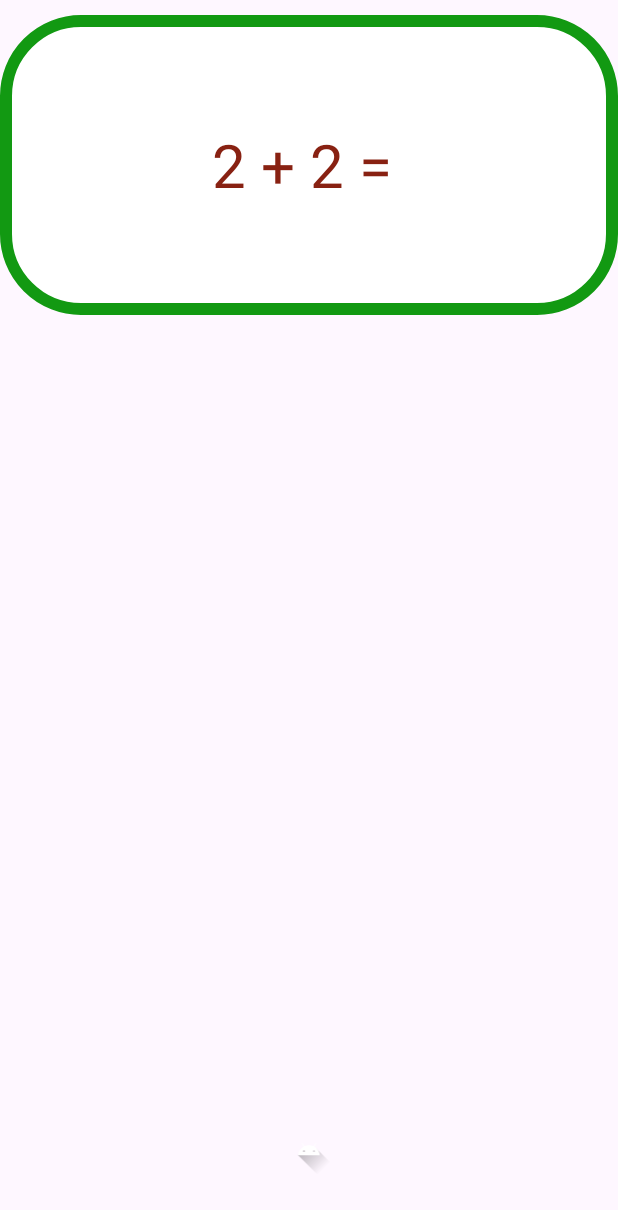
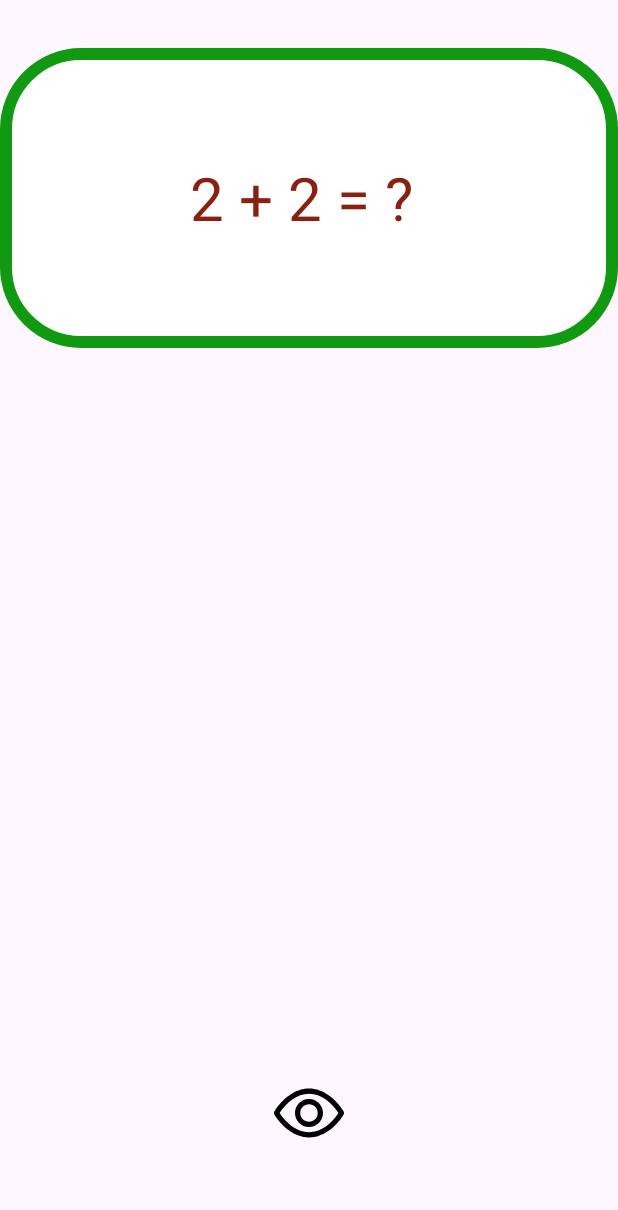
Before and after one commit to samm1735/FlashcardApp, an Android app: the screen it shows after launch (MainActivity), after a tap on an icon or button, on a phone screen of 412 x 824 dp. Shown: the top 1210 px of the screen. Run offline under Robolectric (Android 15) with nearby library versions, the phone set to English and light mode, and no system bars; 1 other tap on this screen came first.

Commit message:
Added the eye icon toggle

```diff
--- a/app/src/main/java/com/example/app2/MainActivity.kt
+++ b/app/src/main/java/com/example/app2/MainActivity.kt
@@ -21,13 +21,18 @@ class MainActivity : AppCompatActivity() {
         val flashcard_answer3 = findViewById<View>(R.id.flashcard_answer3)
 
         val toggleVisibilityButton = findViewById<View>(R.id.toggle_choices_visibility)
+        val toggleVisibilityIsOffButton = findViewById<View>(R.id.toggle_choices_visibility_is_off)
 
         toggleVisibilityButton.setOnClickListener{
-            if (flashcard_answers.visibility == View.VISIBLE)
-                flashcard_answers.visibility = View.INVISIBLE
-            else
-                flashcard_answers.visibility = View.VISIBLE
+            toggleVisibilityButton.visibility  = View.INVISIBLE
+            toggleVisibilityIsOffButton.visibility = View.VISIBLE
+            flashcard_answers.visibility = View.INVISIBLE
+        }
 
+        toggleVisibilityIsOffButton.setOnClickListener{
+            toggleVisibilityIsOffButton.visibility = View.INVISIBLE
+            toggleVisibilityButton.visibility = View.VISIBLE
+            flashcard_answers.visibility = View.VISIBLE
         }
 
 
--- /dev/null
+++ b/app/src/main/res/drawable/iconmonstr_eye_lined.xml
@@ -0,0 +1,11 @@
+<vector xmlns:android="http://schemas.android.com/apk/res/android"
+    android:width="24dp"
+    android:height="24dp"
+    android:viewportWidth="24"
+    android:viewportHeight="24">
+  <path
+      android:fillColor="#FF000000"
+      android:pathData="m11.998,5c-4.078,0 -7.742,3.093 -9.853,6.483 -0.096,0.159 -0.145,0.338 -0.145,0.517s0.048,0.358 0.144,0.517c2.112,3.39 5.776,6.483 9.854,6.483 4.143,0 7.796,-3.09 9.864,-6.493 0.092,-0.156 0.138,-0.332 0.138,-0.507s-0.046,-0.351 -0.138,-0.507c-2.068,-3.403 -5.721,-6.493 -9.864,-6.493zM20.411,12c-1.837,2.878 -4.897,5.5 -8.413,5.5 -3.465,0 -6.532,-2.632 -8.404,-5.5 1.871,-2.868 4.939,-5.5 8.404,-5.5 3.518,0 6.579,2.624 8.413,5.5zM12,8c2.208,0 4,1.792 4,4s-1.792,4 -4,4 -4,-1.792 -4,-4 1.792,-4 4,-4zM12,9.5c-1.38,0 -2.5,1.12 -2.5,2.5s1.12,2.5 2.5,2.5 2.5,-1.12 2.5,-2.5 -1.12,-2.5 -2.5,-2.5z"
+      android:strokeLineJoin="round"
+      android:fillType="nonZero"/>
+</vector>
--- /dev/null
+++ b/app/src/main/res/drawable/iconmonstr_eye_off_lined.xml
@@ -0,0 +1,11 @@
+<vector xmlns:android="http://schemas.android.com/apk/res/android"
+    android:width="24dp"
+    android:height="24dp"
+    android:viewportWidth="24"
+    android:viewportHeight="24">
+  <path
+      android:fillColor="#FF000000"
+      android:pathData="m17.069,6.546 l2.684,-2.359c0.143,-0.125 0.32,-0.187 0.497,-0.187 0.418,0 0.75,0.34 0.75,0.75 0,0.207 -0.086,0.414 -0.254,0.562l-16.5,14.501c-0.142,0.126 -0.319,0.187 -0.496,0.187 -0.415,0 -0.75,-0.334 -0.75,-0.75 0,-0.207 0.086,-0.414 0.253,-0.562l2.438,-2.143c-1.414,-1.132 -2.627,-2.552 -3.547,-4.028 -0.096,-0.159 -0.144,-0.338 -0.144,-0.517s0.049,-0.358 0.145,-0.517c2.111,-3.39 5.775,-6.483 9.853,-6.483 1.815,0 3.536,0.593 5.071,1.546zM19.388,8.376c0.966,0.943 1.803,2.014 2.474,3.117 0.092,0.156 0.138,0.332 0.138,0.507s-0.046,0.351 -0.138,0.507c-2.068,3.403 -5.721,6.493 -9.864,6.493 -1.297,0 -2.553,-0.313 -3.729,-0.849l1.247,-1.096c0.795,0.285 1.626,0.445 2.482,0.445 3.516,0 6.576,-2.622 8.413,-5.5 -0.595,-0.932 -1.318,-1.838 -2.145,-2.637zM15.954,11.395c0.03,0.197 0.046,0.399 0.046,0.605 0,2.208 -1.792,4 -4,4 -0.384,0 -0.756,-0.054 -1.107,-0.156l1.58,-1.389c0.895,-0.171 1.621,-0.821 1.901,-1.671zM15.896,7.577c-1.197,-0.67 -2.512,-1.077 -3.898,-1.077 -3.465,0 -6.533,2.632 -8.404,5.5 0.853,1.308 1.955,2.567 3.231,3.549l1.728,-1.519c-0.351,-0.595 -0.553,-1.289 -0.553,-2.03 0,-2.208 1.792,-4 4,-4 0.925,0 1.777,0.315 2.455,0.843zM13.296,9.862c-0.378,-0.23 -0.822,-0.362 -1.296,-0.362 -1.38,0 -2.5,1.12 -2.5,2.5 0,0.36 0.076,0.701 0.213,1.011z"
+      android:strokeLineJoin="round"
+      android:fillType="nonZero"/>
+</vector>
--- /dev/null
+++ b/app/src/main/res/drawable/iconmonstr_plus_circle_filled.xml
@@ -0,0 +1,11 @@
+<vector xmlns:android="http://schemas.android.com/apk/res/android"
+    android:width="24dp"
+    android:height="24dp"
+    android:viewportWidth="24"
+    android:viewportHeight="24">
+  <path
+      android:fillColor="#FF000000"
+      android:pathData="m12.002,2c5.518,0 9.998,4.48 9.998,9.998 0,5.517 -4.48,9.997 -9.998,9.997 -5.517,0 -9.997,-4.48 -9.997,-9.997 0,-5.518 4.48,-9.998 9.997,-9.998zM11.255,11.25h-3.5c-0.414,0 -0.75,0.336 -0.75,0.75s0.336,0.75 0.75,0.75h3.5v3.5c0,0.414 0.336,0.75 0.75,0.75s0.75,-0.336 0.75,-0.75v-3.5h3.5c0.414,0 0.75,-0.336 0.75,-0.75s-0.336,-0.75 -0.75,-0.75h-3.5v-3.5c0,-0.414 -0.336,-0.75 -0.75,-0.75s-0.75,0.336 -0.75,0.75z"
+      android:strokeLineJoin="round"
+      android:fillType="nonZero"/>
+</vector>
--- a/app/src/main/res/layout/activity_main.xml
+++ b/app/src/main/res/layout/activity_main.xml
@@ -15,7 +15,7 @@
         android:id="@+id/flashcard_question"
         android:layout_width="match_parent"
         android:layout_height="200dp"
-        android:text="2 + 2 = "
+        android:text="2 + 2 = ? "
         android:paddingHorizontal="20dp"
         android:paddingVertical="15dp"
         android:gravity="center"
@@ -28,9 +28,10 @@
     <RelativeLayout
         android:id="@+id/flashcard_answers"
         android:layout_width="match_parent"
-        android:layout_height="400dp"
+        android:layout_height="350dp"
         android:layout_below="@id/flashcard_question"
-        android:layout_marginTop="100dp"
+        android:layout_marginVertical="50dp"
+
 
 
 
@@ -95,9 +96,22 @@
         android:layout_width="80dp"
         android:layout_height="80dp"
         android:id="@+id/toggle_choices_visibility"
-        android:src="@drawable/ic_launcher_foreground"
-        android:layout_marginVertical="40dp"
+        android:src="@drawable/iconmonstr_eye_off_lined"
+        android:layout_marginVertical="20dp"
         android:layout_marginHorizontal="80pt"
+
+
+        />
+
+    <ImageView
+        android:layout_below="@id/flashcard_answers"
+        android:layout_width="80dp"
+        android:layout_height="80dp"
+        android:id="@+id/toggle_choices_visibility_is_off"
+        android:src="@drawable/iconmonstr_eye_lined"
+        android:layout_marginVertical="20dp"
+        android:layout_marginHorizontal="80pt"
+        android:visibility="invisible"
 
 
         />
```
